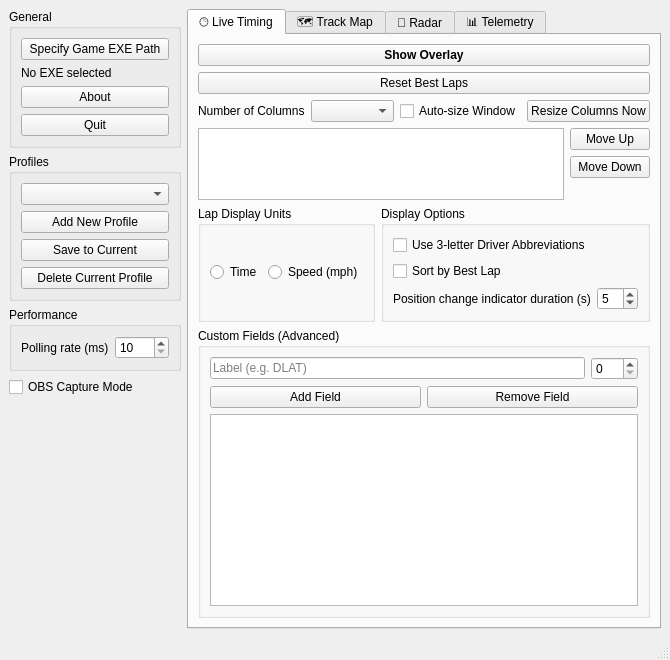
First picture: the form in icr2timing/ui/control_panel.ui, repository skchow03/icr2tools, before the edit.
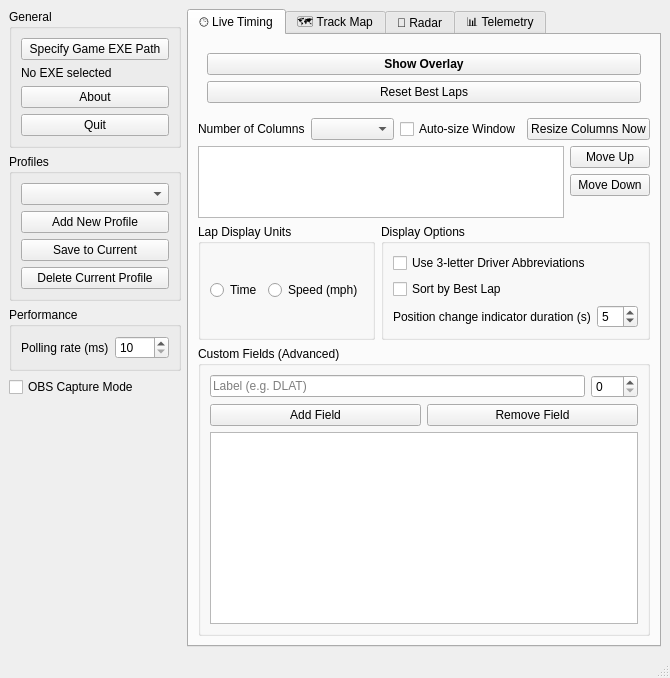
Second picture: the form after the edit. The open tabs and pages were chosen to show the change.

Commit message: Refactor control panel sections

What changed in the file:
```diff
--- a/icr2timing/ui/control_panel.ui
+++ b/icr2timing/ui/control_panel.ui
@@ -166,6 +166,9 @@
          </attribute>
          <layout class="QVBoxLayout" name="liveTimingLayout" stretch="0,0,0,3,0,0">
           <item>
+           <widget class="QWidget" name="overlayControlsWidget">
+            <layout class="QVBoxLayout" name="overlayControlsLayout">
+             <item>
            <widget class="QPushButton" name="btnToggleOverlay">
             <property name="font">
              <font>
@@ -191,6 +194,9 @@
             </property>
            </widget>
           </item>
+            </layout>
+           </widget>
+          </item>
           <item>
            <layout class="QHBoxLayout" name="colsLayout">
             <item>
```
Left out of the diff: 6 changed lines with no effect on the pictures. Lines whose indentation alone changed are shown as unchanged. The commit also changes 3 other files.
